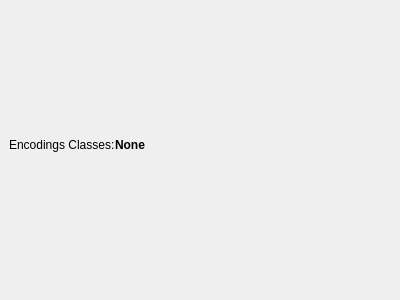
Above: brainframe_qt/ui/dialogs/identity_configuration/encoding_list/encoding_list.ui from aotuai/brainframe-qt before the change. Below: the same form after it.
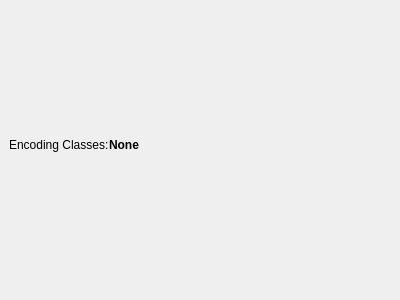
That is the form after the change.

```diff
--- a/brainframe_qt/ui/dialogs/identity_configuration/encoding_list/encoding_list.ui
+++ b/brainframe_qt/ui/dialogs/identity_configuration/encoding_list/encoding_list.ui
@@ -46,7 +46,7 @@
         </sizepolicy>
        </property>
        <property name="text">
-        <string>Encodings Classes:</string>
+        <string>Encoding Classes:</string>
        </property>
       </widget>
      </item>
```
